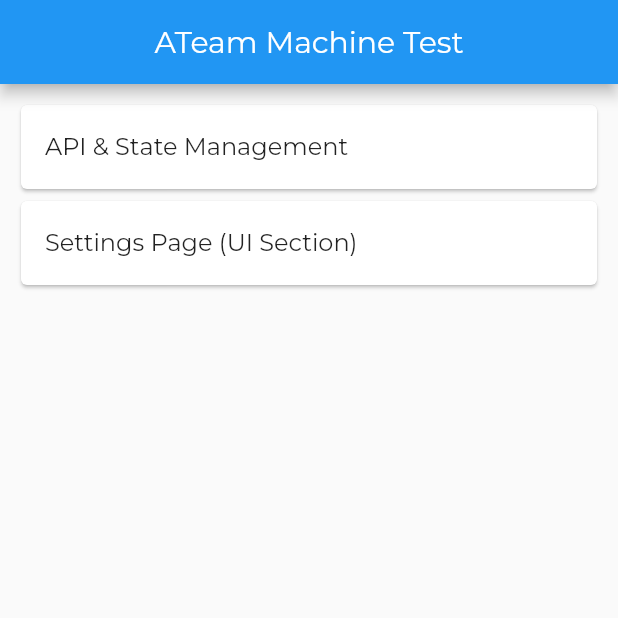
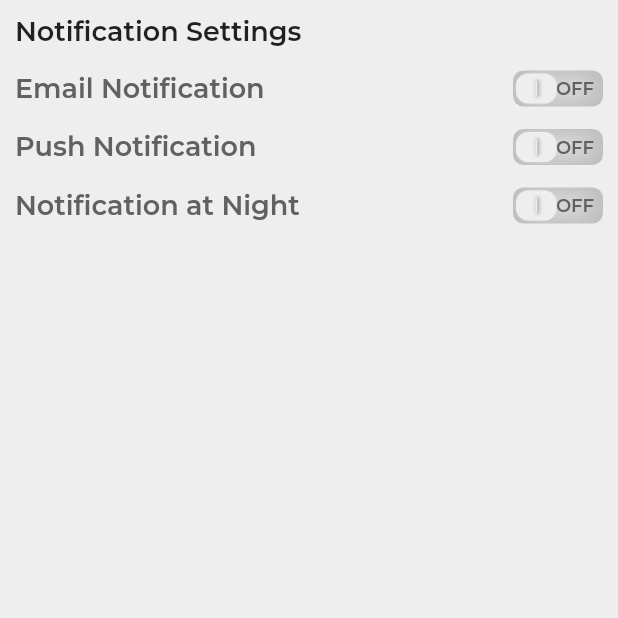
Before and after one commit to gharidev/ateam-machine-test, a Flutter app: the screen it shows after launch, after a tap on "Settings Page (UI Section)", on a phone screen of 412 x 824 dp, the top half of it. Run offline on Flutter 3.47's test engine with Material 2 defaults, Android fonts, the light colour scheme and no system bars; our stand-ins replace cached_network_image, flutter_neumorphic, flutter_rating_bar; network calls fail.

Commit message:
UI section complete

```diff
--- a/lib/main.dart
+++ b/lib/main.dart
@@ -17,9 +17,11 @@ class MyApp extends StatelessWidget {
       create: (_) => ProductsProvider(),
       child: MaterialApp(
         title: 'ATeam Machine Test',
+        debugShowCheckedModeBanner: false,
         theme: ThemeData(
           primarySwatch: Colors.blue,
           fontFamily: 'Montserrat',
+          backgroundColor: Colors.grey.shade200,
         ),
         home: const HomeScreen(),
       ),
--- a/lib/models/product.dart
+++ b/lib/models/product.dart
@@ -18,10 +18,11 @@ class Product {
   });
 
   factory Product.parseJSON(Map<String, dynamic> data) {
+    print(data['price']);
     return Product(
       id: data['id'],
       title: data['title'],
-      price: data['price'],
+      price: data['price'] != null ? double.parse('${data['price']}') : null,
       description: data['description'],
       category: data['category'],
       image: data['image'],
@@ -38,7 +39,7 @@ class Rating {
 
   factory Rating.parseJSON(Map<String, dynamic> data) {
     return Rating(
-      rate: data['rate'] ?? 0.0,
+      rate: data['rate'] != null ? double.parse('${data['rate']}') : 0.0,
       count: data['count'] ?? 0,
     );
   }
--- a/lib/providers/products.dart
+++ b/lib/providers/products.dart
@@ -19,7 +19,7 @@ class ProductsProvider with ChangeNotifier {
   Future<void> getProducts() async {
     if (status == ProductsStatus.loading) return;
     _status = ProductsStatus.loading;
-    try {
+    // try {
     final response = await http.get(Uri.parse('$BASE_URL/products'));
     if (response.statusCode == 200) {
       final data = jsonDecode(response.body) as List;
@@ -28,9 +28,10 @@ class ProductsProvider with ChangeNotifier {
     } else {
       _status = ProductsStatus.error;
     }
-    } catch (err) {
-      _status = ProductsStatus.error;
-    }
+    // } catch (err) {
+    //   print(err);
+    //   _status = ProductsStatus.error;
+    // }
     notifyListeners();
   }
 }
--- a/lib/screens/home.dart
+++ b/lib/screens/home.dart
@@ -1,5 +1,7 @@
-import 'package:ateam_machine_test/screens/products.dart';
 import 'package:flutter/material.dart';
+
+import './settings.dart';
+import './products.dart';
 
 class HomeScreen extends StatelessWidget {
   const HomeScreen({Key? key}) : super(key: key);
@@ -28,7 +30,9 @@ class HomeScreen extends StatelessWidget {
             child: ListTile(
               title: const Text('Settings Page (UI Section)'),
               onTap: () {
-                // Navigator.of(context);
+                Navigator.of(context).push(
+                  MaterialPageRoute(builder: (_) => SettingsScreen()),
+                );
               },
             ),
           )
--- /dev/null
+++ b/lib/screens/settings.dart
@@ -0,0 +1,144 @@
+// import 'package:flutter/material.dart';
+import 'package:flutter_neumorphic/flutter_neumorphic.dart';
+
+import '../widgets/neumorphic_switch.dart';
+import '../widgets/switch_with_title.dart';
+
+class SettingsScreen extends StatefulWidget {
+  const SettingsScreen({Key? key}) : super(key: key);
+
+  @override
+  State<SettingsScreen> createState() => _SettingsScreenState();
+}
+
+class _SettingsScreenState extends State<SettingsScreen> {
+  final settings = [
+    {
+      'title': 'Email Notification',
+      'value': false,
+      'sub-settings': [],
+    },
+    {
+      'title': 'Push Notification',
+      'value': false,
+      'sub-settings': [],
+    },
+    {
+      'title': 'Notification at Night',
+      'value': false,
+      'sub-settings': [],
+    },
+  ];
+
+  @override
+  void initState() {
+    super.initState();
+    settings.forEach((setting) {
+      setting['sub-settings'] = [
+        {
+          'title': 'Order Updates',
+          'value': true,
+        },
+        {
+          'title': 'Shipping Updates',
+          'value': true,
+        },
+        {
+          'title': 'Promotions',
+          'value': true,
+        },
+        {
+          'title': 'Offers',
+          'value': true,
+        },
+        {
+          'title': 'News',
+          'value': true,
+        },
+        {
+          'title': 'Messages',
+          'value': true,
+        },
+        {
+          'title': 'New Arrivals',
+          'value': true,
+        },
+      ];
+    });
+    setState(() {});
+  }
+
+  @override
+  Widget build(BuildContext context) {
+    final textStyle = Theme.of(context).textTheme.bodyText1!.copyWith(
+          fontSize: 18,
+          fontWeight: FontWeight.w600,
+        );
+    return Scaffold(
+      backgroundColor: Theme.of(context).backgroundColor,
+      body: DefaultTextStyle(
+        style: textStyle,
+        child: SafeArea(
+          child: Container(
+            padding: const EdgeInsets.all(10.0),
+            width: double.infinity,
+            child: Column(
+              crossAxisAlignment: CrossAxisAlignment.start,
+              children: [
+                const Text('Notification Settings'),
+                const SizedBox(height: 15.0),
+                ...settings
+                    .map((setting) => DefaultTextStyle(
+                          style: textStyle.copyWith(
+                            color: Colors.grey.shade700,
+                          ),
+                          child: Column(
+                            children: [
+                              SwitchWithTitle(
+                                title: '${setting['title']}',
+                                onChanged: (value) {
+                                  setState(() {
+                                    setting['value'] = value;
+                                  });
+                                },
+                                value: setting['value'] as bool,
+                                isSub: false,
+                              ),
+                              if (setting['value'] as bool)
+                                ...(setting['sub-settings'] as List)
+                                    .map(
+                                      (subSetting) => DefaultTextStyle(
+                                        style: textStyle.copyWith(
+                                            color: Colors.grey),
+                                        child: Column(
+                                          children: [
+                                            const SizedBox(height: 13.0),
+                                            SwitchWithTitle(
+                                              title: '${subSetting['title']}',
+                                              onChanged: (value) {
+                                                setState(() {
+                                                  subSetting['value'] = value;
+                                                });
+                                              },
+                                              value:
+                                                  subSetting['value'] as bool,
+                                              isSub: true,
+                                            ),
+                                          ],
+                                        ),
+                                      ),
+                                    )
+                                    .toList(),
+                              const SizedBox(height: 15.0),
+                            ],
+                          ),
+                        ))
+                    .toList(),
+              ],
+            ),
+          ),
+        ),
+      ),
+    );
+  }
+}
--- /dev/null
+++ b/lib/widgets/neumorphic_switch.dart
@@ -0,0 +1,139 @@
+// import 'package:flutter_neumorphic/flutter_neumorphic.dart';
+import 'package:flutter/material.dart';
+
+class CustomNeumorphicSwitch extends StatefulWidget {
+  final bool value;
+  final ValueChanged<bool> onChanged;
+  final double switchWidth;
+  final double toggleWidth;
+  final double toggleHeight;
+
+  CustomNeumorphicSwitch({
+    Key? key,
+    required this.value,
+    required this.onChanged,
+    this.switchWidth = 60.0,
+    this.toggleWidth = 27.0,
+    this.toggleHeight = 20.0,
+  }) : super(key: key);
+
+  @override
+  _CustomNeumorphicSwitchState createState() => _CustomNeumorphicSwitchState();
+}
+
+class _CustomNeumorphicSwitchState extends State<CustomNeumorphicSwitch>
+    with SingleTickerProviderStateMixin {
+  Animation? _switchAnimation;
+  AnimationController? _animationController;
+
+  @override
+  void initState() {
+    super.initState();
+    _animationController =
+        AnimationController(vsync: this, duration: Duration(milliseconds: 60));
+    _switchAnimation = AlignmentTween(
+            begin: widget.value ? Alignment.centerRight : Alignment.centerLeft,
+            end: widget.value ? Alignment.centerLeft : Alignment.centerRight)
+        .animate(CurvedAnimation(
+            parent: _animationController!, curve: Curves.linear));
+  }
+
+  @override
+  Widget build(BuildContext context) {
+    return AnimatedBuilder(
+      animation: _animationController!,
+      builder: (context, child) {
+        return GestureDetector(
+          onTap: () {
+            if (_animationController!.isCompleted) {
+              _animationController!.reverse();
+            } else {
+              _animationController!.forward();
+            }
+            widget.value == false
+                ? widget.onChanged(true)
+                : widget.onChanged(false);
+          },
+          child: Container(
+            width: widget.switchWidth,
+            // height: 28.0,
+            decoration: BoxDecoration(
+              borderRadius: BorderRadius.circular(7.0),
+              // color: _switchAnimation!.value == Alignment.centerLeft
+              //     ? Colors.grey
+              //     : Colors.blue,
+              boxShadow: [
+                BoxShadow(
+                  color: Colors.grey.shade400,
+                ),
+                BoxShadow(
+                  color: Theme.of(context).backgroundColor,
+                  spreadRadius: -7.0,
+                  blurRadius: 12.0,
+                ),
+              ],
+            ),
+            child: Padding(
+              padding: const EdgeInsets.all(2),
+              child: Stack(
+                children: [
+                  Container(
+                    height: widget.toggleHeight,
+                    padding: const EdgeInsets.symmetric(horizontal: 4.0),
+                    child: Align(
+                      alignment: widget.value
+                          ? Alignment.centerLeft
+                          : Alignment.centerRight,
+                      child: Text(
+                        widget.value ? 'ON' : 'OFF',
+                        style: TextStyle(
+                          fontSize: 12,
+                          color:
+                              widget.value ? Colors.red : Colors.grey.shade700,
+                        ),
+                      ),
+                    ),
+                  ),
+                  Container(
+                    alignment: _switchAnimation!.value,
+                    child: Container(
+                      width: widget.toggleWidth,
+                      height: widget.toggleHeight,
+                      decoration: BoxDecoration(
+                        color: Theme.of(context).backgroundColor,
+                        borderRadius: BorderRadius.circular(8.0),
+                        boxShadow: [
+                          BoxShadow(
+                            spreadRadius: -1.0,
+                            blurRadius: 1.0,
+                            color: Colors.white,
+                          )
+                        ],
+                      ),
+                      child: Center(
+                        child: Container(
+                          height: 10.0,
+                          width: 1,
+                          decoration: BoxDecoration(
+                              color: Theme.of(context).backgroundColor,
+                              boxShadow: [
+                                BoxShadow(
+                                    offset: Offset(1, 0),
+                                    spreadRadius: 1.0,
+                                    blurRadius: 1.0,
+                                    color: Colors.grey.shade400)
+                              ],
+                              borderRadius: BorderRadius.circular(3.0)),
+                        ),
+                      ),
+                    ),
+                  ),
+                ],
+              ),
+            ),
+          ),
+        );
+      },
+    );
+  }
+}
--- /dev/null
+++ b/lib/widgets/switch_with_title.dart
@@ -0,0 +1,35 @@
+import 'package:flutter/material.dart';
+
+import 'neumorphic_switch.dart';
+
+class SwitchWithTitle extends StatelessWidget {
+  const SwitchWithTitle({
+    Key? key,
+    required this.title,
+    required this.onChanged,
+    required this.isSub,
+    required this.value,
+  }) : super(key: key);
+
+  final String title;
+  final void Function(bool value) onChanged;
+  final bool value;
+  final bool isSub;
+
+  @override
+  Widget build(BuildContext context) {
+    return Padding(
+      padding: EdgeInsets.only(left: isSub ? 20.0 : 0),
+      child: Row(
+        mainAxisAlignment: MainAxisAlignment.spaceBetween,
+        children: [
+          Text(title),
+          CustomNeumorphicSwitch(
+            value: value,
+            onChanged: onChanged,
+          ),
+        ],
+      ),
+    );
+  }
+}
--- a/pubspec.yaml
+++ b/pubspec.yaml
@@ -38,6 +38,8 @@ dependencies:
   provider: ^6.0.3
   cached_network_image: ^3.2.1
   flutter_rating_bar: ^4.0.1
+  flutter_neumorphic: ^3.2.0
+  flutter_switch: ^0.3.2
 
 dev_dependencies:
   flutter_test:
@@ -83,6 +85,8 @@ flutter:
         - asset: assets/fonts/Montserrat-Regular.ttf
         - asset: assets/fonts/Montserrat-Bold.ttf
           weight: 700
+        - asset: assets/fonts/Montserrat-SemiBold.ttf
+          weight: 600
   #   - family: Trajan Pro
   #     fonts:
   #       - asset: fonts/TrajanPro.ttf
```
Also changed, not shown: assets/fonts/Montserrat-SemiBold.ttf (added), pubspec.lock, 1 other file. Lines whose indentation alone changed are shown as unchanged.
